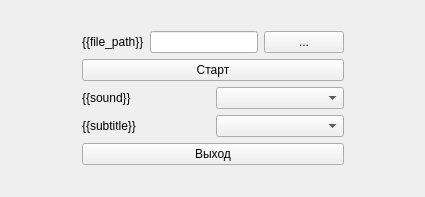
Pflokki/SubtitleMaker, file SubWindow/Forms/form.ui: the form before one commit.
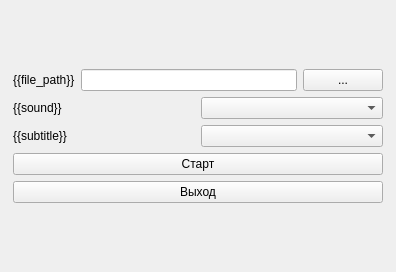
The form after the commit.

Commit message: - add ability to select audio and sub track - fix vlc instance usage - VLCHelper.py -> Player.py - change main window design

The edit to the form file:
```diff
--- a/SubWindow/Forms/form.ui
+++ b/SubWindow/Forms/form.ui
@@ -6,15 +6,15 @@
    <rect>
     <x>0</x>
     <y>0</y>
-    <width>425</width>
-    <height>197</height>
+    <width>396</width>
+    <height>272</height>
    </rect>
   </property>
   <property name="windowTitle">
    <string>SubWindow</string>
   </property>
   <widget class="QWidget" name="centralwidget">
-   <layout class="QHBoxLayout" name="horizontalLayout_2" stretch="1,0,1">
+   <layout class="QHBoxLayout" name="horizontalLayout_2" stretch="1,100,1">
     <item>
      <spacer name="horizontalSpacer">
       <property name="orientation">
@@ -65,14 +65,7 @@
        </layout>
       </item>
       <item>
-       <widget class="QPushButton" name="pB_start">
-        <property name="text">
-         <string>Старт</string>
-        </property>
-       </widget>
-      </item>
-      <item>
-       <layout class="QHBoxLayout" name="horizontalLayout_3">
+       <layout class="QHBoxLayout" name="hl_sound">
         <item>
          <widget class="QLabel" name="l_sound_track">
           <property name="text">
@@ -99,6 +92,13 @@
         </item>
        </layout>
       </item>
+      <item>
+       <widget class="QPushButton" name="pB_start">
+        <property name="text">
+         <string>Старт</string>
+        </property>
+       </widget>
+      </item>
       <item>
        <widget class="QPushButton" name="pB_exit">
         <property name="text">
```
Left out of the diff: 6 changed lines with no effect on the pictures. The commit also changes 7 other files.
